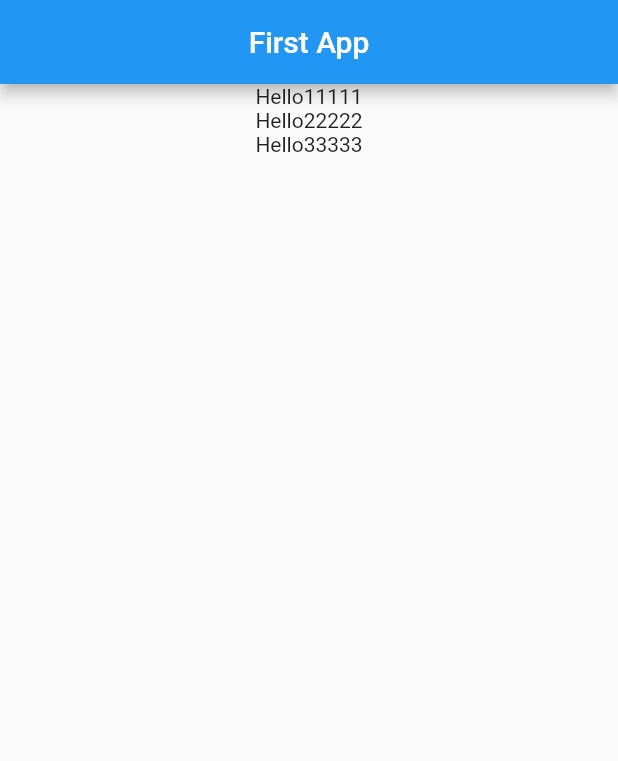
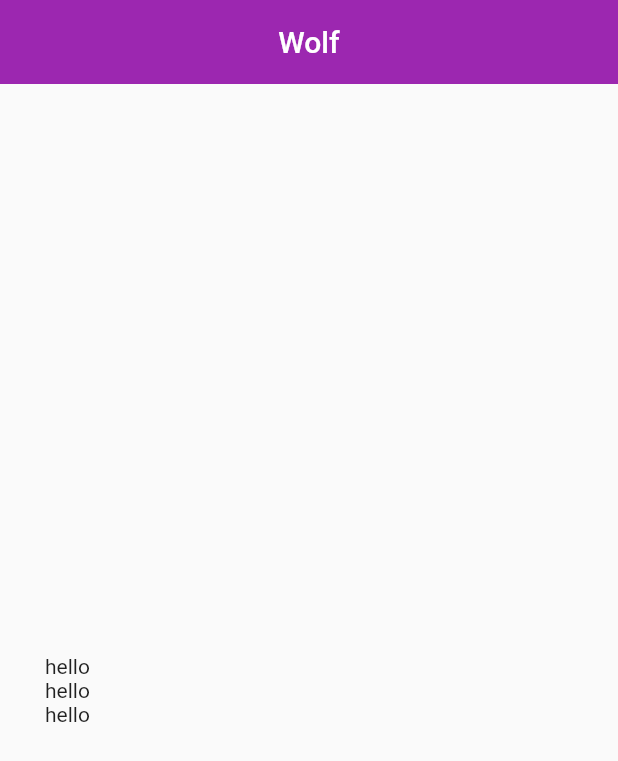
Before and after one commit to Wolf0605/Flutter_tutor, a Flutter app: the screen it shows after launch, on a phone screen of 412 x 824 dp. Shown: the top 761 px of the screen. Run offline on Flutter 3.47's test engine with Material 2 defaults, Android fonts, the phone set to English and light mode, and no system bars.

Commit message:
CenterTitle, EdgeInsets.fromLTRB

```diff
--- a/lib/main.dart
+++ b/lib/main.dart
@@ -1,45 +1,43 @@
 import 'package:flutter/material.dart';
 
 // 메인함수가 실행할때 아무 값도 반환하지 않는다
-void main() => runApp(MyApp()); // runApp 이 호출될때마다 가지는 값 - runApp 함수의 ()에는 위젯이 들어간다
+void main() =>
+    runApp(MyApp()); // runApp 이 호출될때마다 가지는 값 - runApp 함수의 ()에는 위젯이 들어간다
+
 // 클래스 명은 앞글자가 대문자, 함수는 소문자
 class MyApp extends StatelessWidget {
-  const MyApp({ Key? key }) : super(key: key);
+  const MyApp({Key? key}) : super(key: key);
 
   @override
   Widget build(BuildContext context) {
     return MaterialApp(
       title: 'First app',
-      theme: ThemeData(
-        primarySwatch: Colors.blue
-      ),
+      theme: ThemeData(primarySwatch: Colors.blue),
       home: MyHomePage(),
     );
   }
 }
 
 class MyHomePage extends StatelessWidget {
-  const MyHomePage({ Key? key }) : super(key: key);
+  const MyHomePage({Key? key}) : super(key: key);
 
   @override
   Widget build(BuildContext context) {
     return Scaffold(
       appBar: AppBar(
-        title: Center(
-          child: Column(
-            children: [
-              Text('First App'),
-            ],
-          )
-        )
-
+        title: Text('Wolf'),
+        centerTitle: true,
+        backgroundColor: Colors.purple,
+        elevation: 0.0, //높이
       ),
-      body: Center(
+      body: Padding(
+        padding: EdgeInsets.fromLTRB(30.0, 40.0, 0.0, 0.0),
         child: Column(
+          mainAxisAlignment: MainAxisAlignment.center, //위젯들을 세로축으로 상단 중단 하단 정렬?
           children: [
-            Text('Hello11111'),
-            Text('Hello22222'),
-            Text('Hello33333'),
+            Text('hello'),
+            Text('hello'),
+            Text('hello'),
           ],
         ),
       ),
@@ -47,4 +45,5 @@ class MyHomePage extends StatelessWidget {
   }
 }
 
+
 // Scaffold => 무언가를 혼자 해낼 수 있도록 발판을 주다. 웹화면의 빈 도화지 느낌
--- a/lib/test.dart
+++ /dev/null
@@ -1,38 +0,0 @@
-import 'package:flutter/material.dart';
-
-
-void main() => runApp(MyApp)
-
-class MyApp extends StatelessWidget {
-  const MyApp({ Key? key }) : super(key: key);
-
-  @override
-  Widget build(BuildContext context) {
-    return MaterialApp(
-      title: 'Test app',
-      theme: ThemeData(
-        primarySwatch: Colors.blue
-      ),
-      home: MyHomePage(),
-    );
-  }
-}
-
-class MyHomePage extends StatelessWidget {
-  const MyHomePage({ Key? key }) : super(key: key);
-
-  @override
-  Widget build(BuildContext context) {
-    return Scaffold(
-      appBar: AppBar(
-        title: Center(
-          child: Column(children: [
-            Text('Hi nice to meet you')
-          ],
-          )
-        )
-      ),
-
-    );
-  }
-}
```
Also changed, not shown: 1 other file.
